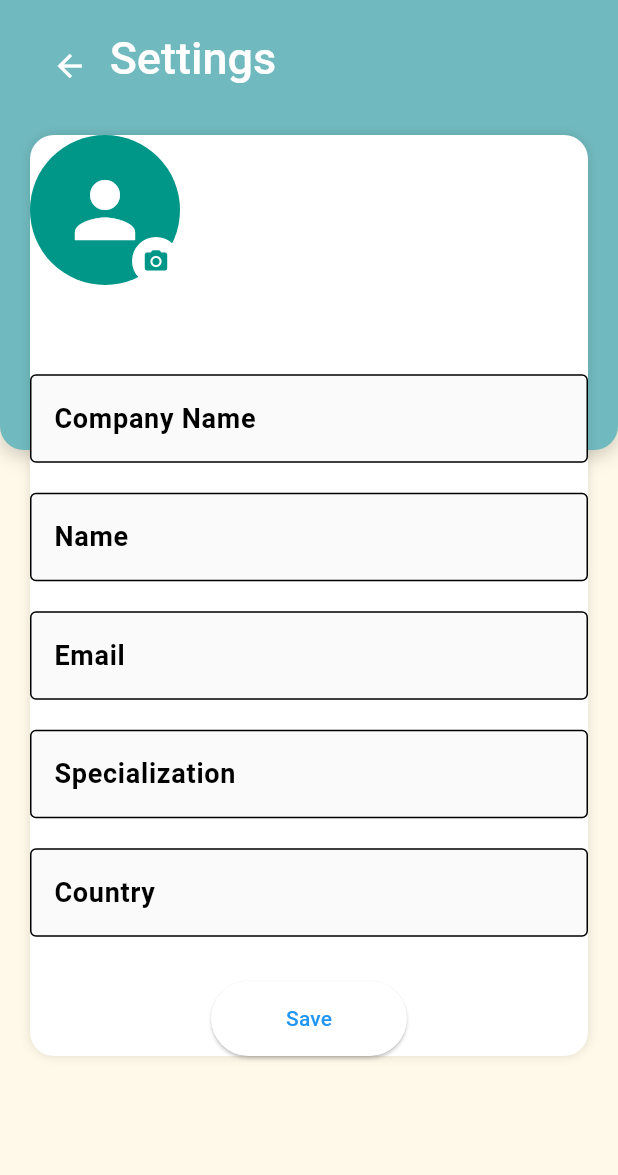
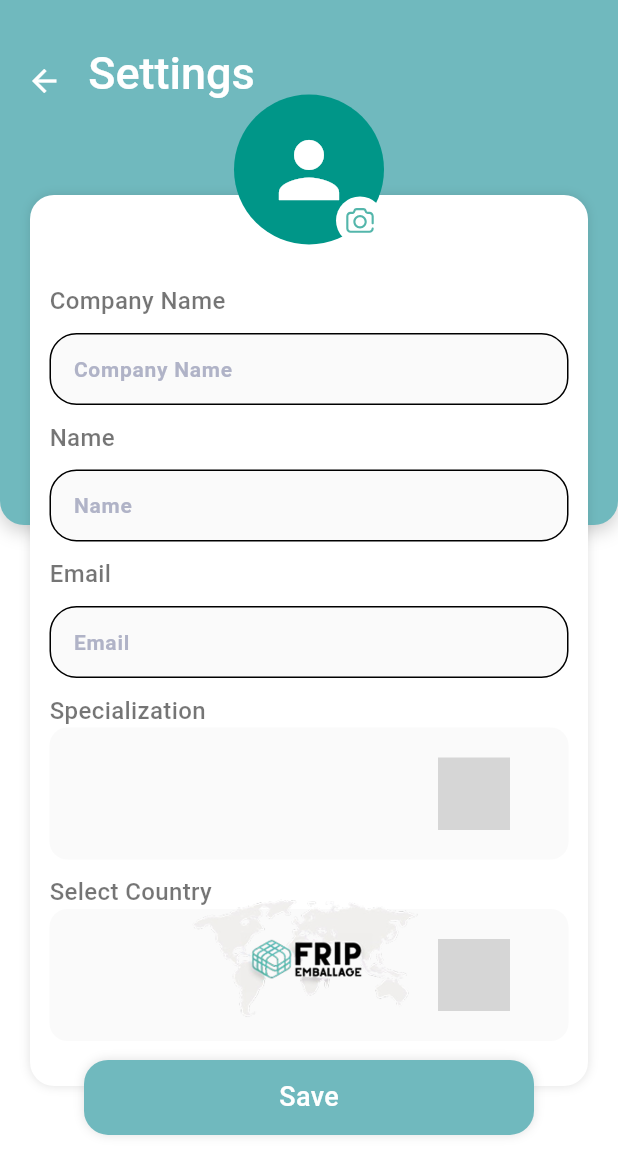
Before and after one commit to KafaaCode/Packaging-Application, a Flutter app: the EditProfile screen opened by its route, on a phone screen of 412 x 824 dp. Shown: the top 1175 px of the screen. Run offline on Flutter 3.47's test engine with Material 3 defaults, Android fonts, the phone set to English and light mode, and no system bars; our stand-ins replace bloc, dartz, dio, equatable, fluro, flutter_bloc and 8 more; Roboto replaces fonts that are missing (Cairo); grey boxes are pictures that could not be loaded.

Commit message:
Refactor EditProfile and Profile screens for improved layout and functionality; add CustomTextField and update CustomAppbar design

```diff
--- a/lib/src/presentation/screens/settings/edit_profile.dart
+++ b/lib/src/presentation/screens/settings/edit_profile.dart
@@ -1,11 +1,19 @@
 import 'package:flutter/material.dart';
+import 'package:flutter_svg/flutter_svg.dart';
+import 'package:frip_trading/src/presentation/screens/auth/widgets/dropdown_custom.dart';
 import 'package:frip_trading/src/presentation/screens/settings/widgets/customAppbar.dart';
+import 'package:frip_trading/src/presentation/screens/settings/widgets/custom_text_feild.dart';
 
 class EditProfile extends StatelessWidget {
   const EditProfile({super.key});
 
   @override
   Widget build(BuildContext context) {
+    ThemeData theme = Theme.of(context);
+    MediaQueryData mediaQuery = MediaQuery.of(context);
+    double screenHeight = mediaQuery.size.height;
+    double screenWidth = mediaQuery.size.width;
+
     return Scaffold(
       body: CustomAppbar(
         tilte: 'Settings',
@@ -15,26 +23,33 @@ class EditProfile extends StatelessWidget {
             Navigator.pop(context);
           },
         ),
-        child: SizedBox(
-          height: MediaQuery.of(context).size.height - 210,
-          child: Container(
-            height: MediaQuery.of(context).size.height - 310,
-            decoration: BoxDecoration(
-              color: Colors.white,
-              borderRadius: BorderRadius.circular(16),
-              boxShadow: const [
-                BoxShadow(color: Colors.black12, blurRadius: 5)
-              ],
-            ),
-            child: Stack(
-              // mainAxisAlignment: MainAxisAlignment.spaceBetween,
-              children: [
-                // profile image
-                const Stack(
+        child: SingleChildScrollView(
+          child: Stack(
+            children: [
+              Container(
+                padding: const EdgeInsets.fromLTRB(20, 130, 20, 0),
+                height: screenHeight,
+                child: Container(
+                  margin: const EdgeInsets.only(bottom: 100),
+                  decoration: BoxDecoration(
+                    color: Colors.white,
+                    borderRadius: BorderRadius.circular(16),
+                    boxShadow: const [
+                      BoxShadow(color: Colors.black12, blurRadius: 5)
+                    ],
+                  ),
+                ),
+              ),
+              // profile image
+              Positioned(
+                left: screenWidth / 2 - 50,
+                top: screenHeight / 4 - 143,
+                child: Stack(
                   alignment: Alignment.bottomRight,
                   children: [
-                    CircleAvatar(
+                    const CircleAvatar(
                       radius: 50,
+
                       backgroundColor: Colors.teal,
                       child: Icon(Icons.person, size: 60, color: Colors.white),
                     ),
@@ -42,75 +57,137 @@ class EditProfile extends StatelessWidget {
                       child: CircleAvatar(
                         radius: 16,
                         backgroundColor: Colors.white,
-                        child: Icon(Icons.camera_alt,
-                            size: 18, color: Colors.teal),
+                        child: SvgPicture.asset('assets/SVG/ar-camera.svg'),
                       ),
                     ),
                   ],
                 ),
-                // conpany name, name, email, specialization, country
-                const Align(
-                  alignment: Alignment.topCenter,
+              ),
+              // conpany name, name, email, specialization and country feilds with labels text a radius 16px and padding 20px boreder color white and shadow
+              Positioned(
+                top: screenHeight / 4 - 30,
+                left: 20,
+                right: 20,
+                child: Padding(
+                  padding: const EdgeInsets.all(13.0),
                   child: Column(
-                    mainAxisAlignment: MainAxisAlignment.center,
+                    crossAxisAlignment: CrossAxisAlignment.start,
                     children: [
-                      SizedBox(height: 80),
-                      TextField(
-                        decoration: InputDecoration(
-                          labelText: 'Company Name',
-                          border: OutlineInputBorder(),
+                      const Text(
+                        'Company Name',
+                        style: TextStyle(
+                          fontSize: 16,
+                          fontWeight: FontWeight.w500,
+                          color: Colors.black54,
                         ),
                       ),
-                      SizedBox(height: 20),
-                      TextField(
-                        decoration: InputDecoration(
-                          labelText: 'Name',
-                          border: OutlineInputBorder(),
+                      const SizedBox(height: 10),
+                      CustomTextFeild(
+                        controller: TextEditingController(),
+                        labelText: 'Company Name',
+                      ),
+                      const SizedBox(height: 10),
+                      const Text(
+                        'Name',
+                        style: TextStyle(
+                          fontSize: 16,
+                          fontWeight: FontWeight.w500,
+                          color: Colors.black54,
                         ),
                       ),
-                      SizedBox(height: 20),
-                      TextField(
-                        decoration: InputDecoration(
-                          labelText: 'Email',
-                          border: OutlineInputBorder(),
+                      const SizedBox(height: 10),
+                      CustomTextFeild(
+                        controller: TextEditingController(),
+                        labelText: 'Name',
+                      ),
+                      const SizedBox(height: 10),
+                      const Text(
+                        'Email',
+                        style: TextStyle(
+                          fontSize: 16,
+                          fontWeight: FontWeight.w500,
+                          color: Colors.black54,
                         ),
                       ),
-                      SizedBox(height: 20),
-                      TextField(
-                        decoration: InputDecoration(
-                          labelText: 'Specialization',
-                          border: OutlineInputBorder(),
+                      const SizedBox(height: 10),
+                      CustomTextFeild(
+                        controller: TextEditingController(),
+                        labelText: 'Email',
+                      ),
+                      const SizedBox(height: 10),
+                      const Text(
+                        'Specialization',
+                        style: TextStyle(
+                          fontSize: 16,
+                          fontWeight: FontWeight.w500,
+                          color: Colors.black54,
                         ),
                       ),
-                      SizedBox(height: 20),
-                      TextField(
-                        decoration: InputDecoration(
-                          labelText: 'Country',
-                          border: OutlineInputBorder(),
+                      DropdownCustom(
+                        labelText: 'Select Country',
+                        items: [],
+                        defaultValue: null,
+                        onChanged: (String? value) {},
+                        svgIcon: 'assets/icons/arrow_down.svg',
+                      ),
+                      const SizedBox(height: 10),
+                      const Text(
+                        'Select Country',
+                        style: TextStyle(
+                          fontSize: 16,
+                          fontWeight: FontWeight.w500,
+                          color: Colors.black54,
                         ),
+                      ),
+                      DropdownCustom(
+                        labelText: 'Select Country',
+                        items: [],
+                        defaultValue: null,
+                        onChanged: (String? value) {},
+                        svgIcon: 'assets/icons/arrow_down.svg',
                       ),
                     ],
                   ),
                 ),
-                // save button
-                Align(
-                  alignment: Alignment.bottomCenter,
-                  child: ElevatedButton(
-                    onPressed: () {
-                      // Add your save logic here
-                    },
-                    child: const Text('Save'),
-                    style: ElevatedButton.styleFrom(
-                      padding: const EdgeInsets.symmetric(
-                          horizontal: 50, vertical: 15),
-                      shape: RoundedRectangleBorder(
-                        borderRadius: BorderRadius.circular(30),
+              ),
+
+              Positioned(
+                bottom: screenHeight / 4 - 75,
+                left: screenWidth / 2 - 90,
+                child: Image.asset(
+                  'assets/images/init_page.png',
+                  width: 189,
+                  height: 109,
+                  filterQuality: FilterQuality.high,
+                ),
+              ),
+              // bottom button with text save
+              Positioned(
+                bottom: screenHeight / 10 - 15,
+                left: screenWidth / 2 - 150,
+                child: Container(
+                  width: 300,
+                  height: 50,
+                  decoration: BoxDecoration(
+                    color: theme.primaryColor,
+                    borderRadius: BorderRadius.circular(16),
+                    boxShadow: const [
+                      BoxShadow(color: Colors.black12, blurRadius: 5)
+                    ],
+                  ),
+                  child: const Center(
+                    child: Text(
+                      'Save',
+                      style: TextStyle(
+                        fontSize: 18,
+                        fontWeight: FontWeight.w500,
+                        color: Colors.white,
                       ),
                     ),
                   ),
                 ),
-              ],
-            ),
+              ),
+            ],
           ),
         ),
       ),
--- a/lib/src/presentation/screens/settings/profile.dart
+++ b/lib/src/presentation/screens/settings/profile.dart
@@ -20,12 +20,16 @@ class Profile extends StatelessWidget {
         ),
         tilte: "Settings",
         child: Container(
+          padding: const EdgeInsets.fromLTRB(20, 100, 20, 0),
+          child: Container(
             height: MediaQuery.of(context).size.height - 210,
             padding: const EdgeInsets.all(20),
             decoration: BoxDecoration(
               color: Colors.white,
               borderRadius: BorderRadius.circular(16),
-            boxShadow: const [BoxShadow(color: Colors.black12, blurRadius: 5)],
+              boxShadow: const [
+                BoxShadow(color: Colors.black12, blurRadius: 5)
+              ],
             ),
             child: Column(
               crossAxisAlignment: CrossAxisAlignment.start,
@@ -36,7 +40,8 @@ class Profile extends StatelessWidget {
                       children: [
                         const CircleAvatar(
                           radius: 24,
-                        backgroundImage: AssetImage('assets/images/image6.png'),
+                          backgroundImage:
+                              AssetImage('assets/images/image6.png'),
                         ),
                         const SizedBox(width: 10),
                         Text(
@@ -59,9 +64,11 @@ class Profile extends StatelessWidget {
                 InkWell(
                   onTap: () {
                     AppRouter.router.navigateTo(
-                      context, RoutesNames.editProfileRoute,
+                      context,
+                      RoutesNames.editProfileRoute,
                       transition: TransitionType.inFromLeft,
-                      transitionDuration: const Duration(milliseconds: 500),);
+                      transitionDuration: const Duration(milliseconds: 500),
+                    );
                   },
                   child: const ListTile(
                     title: Text("Edit profile"),
@@ -127,6 +134,7 @@ class Profile extends StatelessWidget {
             ),
           ),
         ),
+      ),
     );
   }
 }
--- a/lib/src/presentation/screens/settings/widgets/customAppbar.dart
+++ b/lib/src/presentation/screens/settings/widgets/customAppbar.dart
@@ -15,11 +15,15 @@ class CustomAppbar extends StatelessWidget {
   @override
   Widget build(BuildContext context) {
     ThemeData theme = Theme.of(context);
-    return Stack(
+    return Container(
+      color: Colors.white,
+      child: Stack(
+        alignment: Alignment.topCenter,
+        // clipBehavior: Clip.none,
         children: [
           Container(
-          padding: const EdgeInsets.all(20),
-          height: 300,
+            padding: const EdgeInsets.fromLTRB(0, 30, 0, 0),
+            height: 350,
             decoration: BoxDecoration(
               color: theme.primaryColor,
               borderRadius: const BorderRadius.only(
@@ -54,11 +58,9 @@ class CustomAppbar extends StatelessWidget {
               ],
             ),
           ),
-        Container(
-          padding: const EdgeInsets.fromLTRB(20, 90, 20, 0),
-          child: child,
+          child,
+        ],
       ),
-      ],
     );
   }
 }
--- /dev/null
+++ b/lib/src/presentation/screens/settings/widgets/custom_text_feild.dart
@@ -0,0 +1,32 @@
+import 'package:flutter/material.dart';
+
+class CustomTextFeild extends StatelessWidget {
+  final TextEditingController controller;
+  final String labelText;
+
+  const CustomTextFeild({
+    super.key,
+    required this.controller,
+    required this.labelText,
+  });
+
+  @override
+  Widget build(BuildContext context) {
+    return TextField(
+      controller: controller,
+      decoration: InputDecoration(
+        labelText: labelText,
+        labelStyle: const TextStyle(
+          color: Color.fromRGBO(176, 179, 199, 1),
+          fontSize: 14,
+        ),
+        border: const OutlineInputBorder(
+          borderSide:
+              BorderSide(color: Color.fromRGBO(176, 179, 199, 1), width: 0.5),
+          borderRadius: BorderRadius.all(Radius.circular(18)),
+        ),
+        contentPadding: const EdgeInsets.symmetric(horizontal: 12, vertical: 8),
+      ),
+    );
+  }
+}
```
Also changed, not shown: assets/SVG/ar-camera.svg (added). Lines whose indentation alone changed are shown as unchanged.
